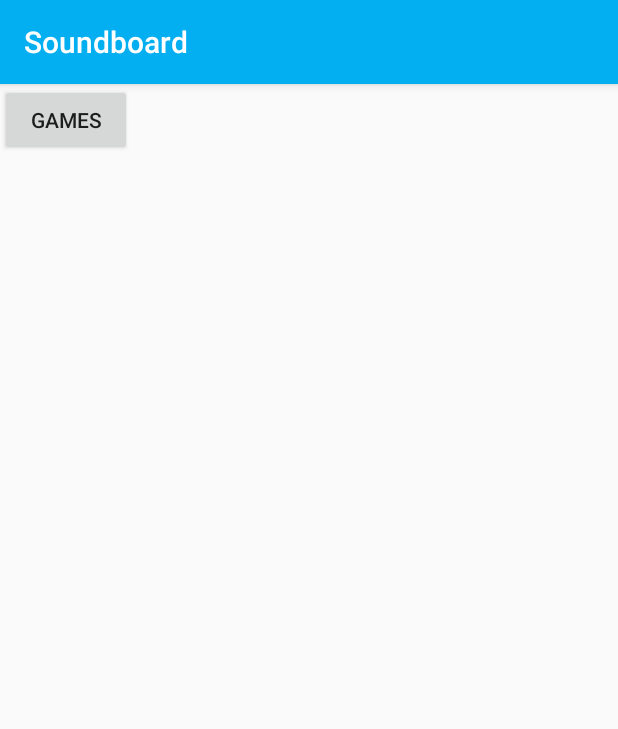
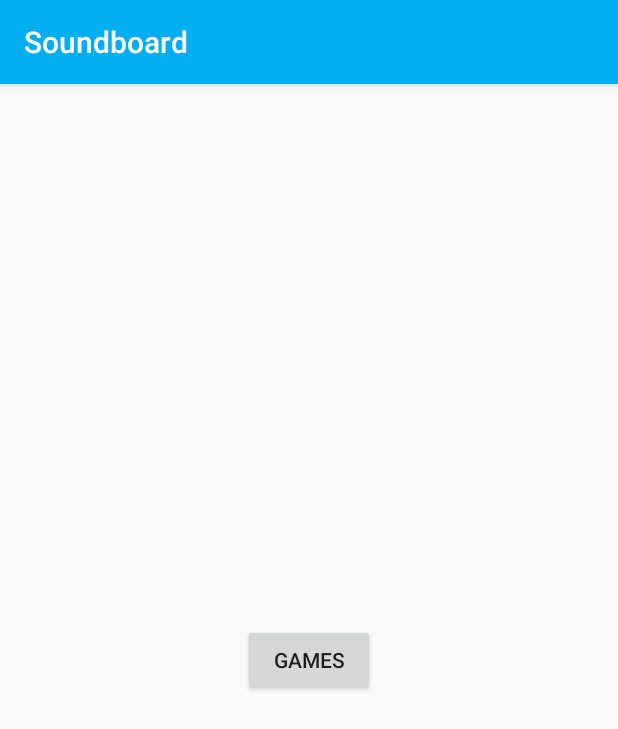
Before and after one commit to EthanPui/Soundboard, an Android app: the screen it shows after launch (MainActivity), on a phone screen of 412 x 824 dp. Shown: the top 729 px of the screen. Run offline under Robolectric (Android 15) with nearby library versions, the phone set to English and light mode, and no system bars.

```diff
--- a/app/build.gradle
+++ b/app/build.gradle
@@ -4,7 +4,7 @@ android {
     compileSdkVersion 28
     defaultConfig {
         applicationId "com.example.soundboard"
-        minSdkVersion 14
+        minSdkVersion 22
         targetSdkVersion 28
         versionCode 1
         versionName "1.0"
--- a/app/src/main/AndroidManifest.xml
+++ b/app/src/main/AndroidManifest.xml
@@ -1,6 +1,8 @@
 <?xml version="1.0" encoding="utf-8"?>
 <manifest xmlns:android="http://schemas.android.com/apk/res/android"
+    xmlns:tools="http://schemas.android.com/tools"
     package="com.example.soundboard">
+
 
     <application
         android:allowBackup="true"
@@ -8,7 +10,8 @@
         android:label="@string/app_name"
         android:roundIcon="@mipmap/ic_launcher_round"
         android:supportsRtl="true"
-        android:theme="@style/AppTheme">
+        android:theme="@style/AppTheme"
+        tools:ignore="GoogleAppIndexingWarning">
         <activity android:name=".GamesActivity"></activity>
         <activity android:name=".MoviesActivity" />
         <activity android:name=".MainActivity">
--- a/app/src/main/res/layout/activity_main.xml
+++ b/app/src/main/res/layout/activity_main.xml
@@ -7,8 +7,19 @@
 
     <Button
         android:id="@+id/GamesBtn"
+        android:layout_centerInParent="true"
         android:layout_width="wrap_content"
         android:layout_height="wrap_content"
         android:text="Games" />
 
+    <!--<ImageView
+        android:id="@+id/imageView"
+        android:layout_width="wrap_content"
+        android:layout_height="wrap_content"
+        android:rotation="90"
+        android:scaleType="centerCrop"
+        app:srcCompat="@drawable/abstractbackground" /> -->
+
+
+
 </RelativeLayout>
```
